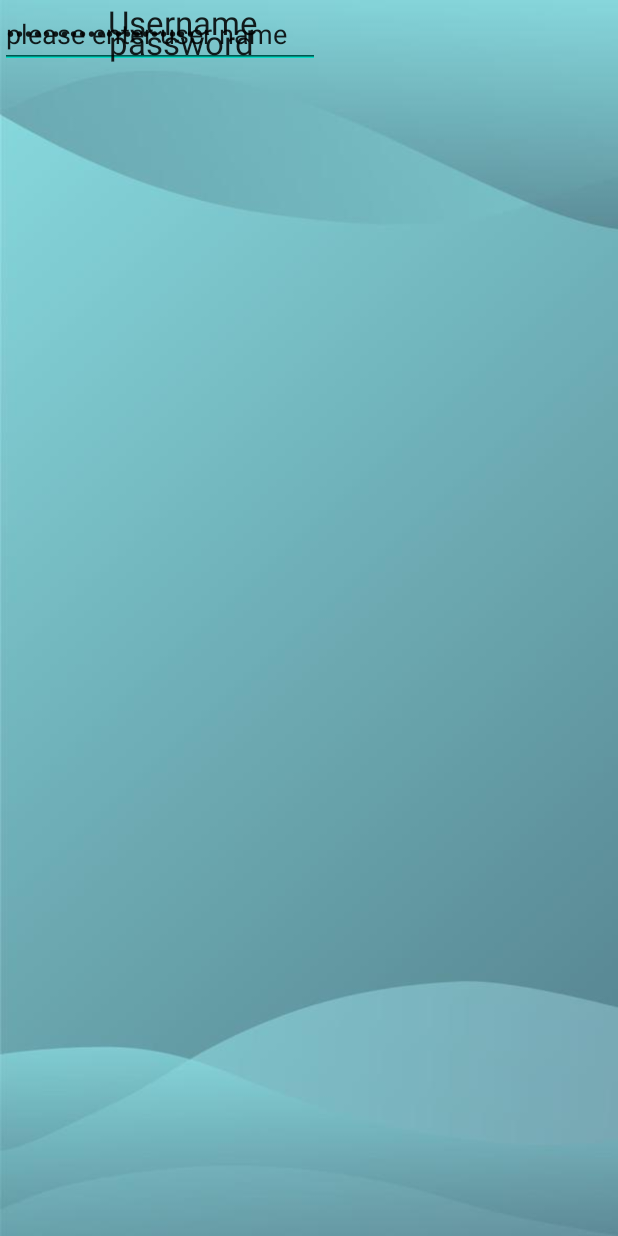
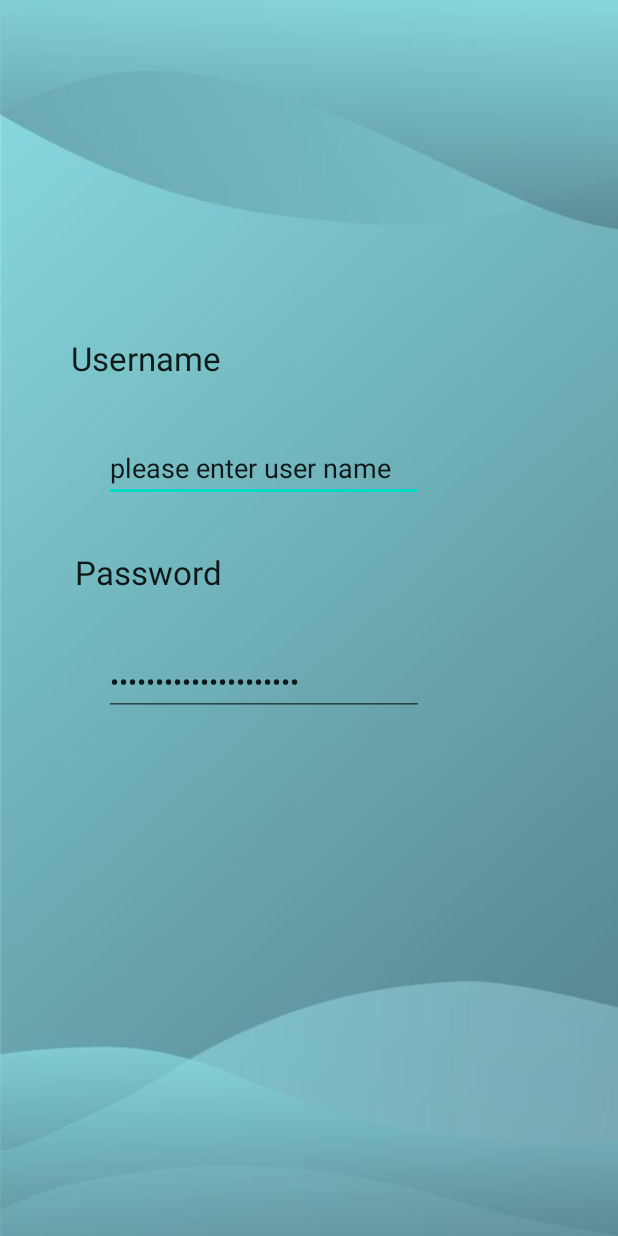
Before and after one commit to areej1012/HSMB, an Android app: the layout login.xml on its own in the app's theme, with its tools: preview values and no code run, on a phone screen of 412 x 824 dp. Run offline under Robolectric (Android 15) with nearby library versions, the phone set to English and light mode, and no system bars.

Commit message:
design login inteface

```diff
--- a/app/src/main/res/layout/login.xml
+++ b/app/src/main/res/layout/login.xml
@@ -12,47 +12,49 @@
         android:id="@+id/textView7"
         android:layout_width="wrap_content"
         android:layout_height="wrap_content"
-        android:layout_marginStart="72dp"
+        android:layout_marginStart="47dp"
+        android:layout_marginTop="224dp"
         android:text="Username"
         android:textAppearance="@style/TextAppearance.AppCompat.Large"
         app:layout_constraintStart_toStartOf="parent"
-        tools:layout_editor_absoluteY="206dp" />
+        app:layout_constraintTop_toTopOf="parent" />
 
     <EditText
         android:id="@+id/editTextTextPersonName"
         android:layout_width="wrap_content"
         android:layout_height="wrap_content"
+        android:layout_marginStart="69dp"
+        android:layout_marginTop="36dp"
+        android:layout_marginBottom="67dp"
         android:ems="10"
         android:inputType="textPersonName"
         android:text="please enter user name"
         android:textAppearance="@style/TextAppearance.AppCompat.Medium"
-        tools:layout_editor_absoluteX="72dp"
-        tools:layout_editor_absoluteY="272dp" />
+        app:layout_constraintBottom_toTopOf="@+id/textView9"
+        app:layout_constraintStart_toStartOf="parent"
+        app:layout_constraintTop_toBottomOf="@+id/textView7" />
 
     <TextView
         android:id="@+id/textView9"
         android:layout_width="wrap_content"
         android:layout_height="wrap_content"
-        android:layout_marginStart="79dp"
-        android:layout_marginTop="74dp"
-        android:layout_marginEnd="275dp"
-        android:layout_marginBottom="46dp"
-        android:text="password"
+        android:layout_marginStart="50dp"
+        android:layout_marginTop="32dp"
+        android:text="Password"
         android:textAppearance="@style/TextAppearance.AppCompat.Large"
-        app:layout_constraintBottom_toTopOf="@+id/editTextTextPassword"
-        app:layout_constraintEnd_toEndOf="parent"
-        app:layout_constraintHorizontal_bias="0.175"
         app:layout_constraintStart_toStartOf="parent"
-        app:layout_constraintTop_toBottomOf="@+id/editTextTextPersonName"
-        app:layout_constraintVertical_bias="0.545" />
+        app:layout_constraintTop_toBottomOf="@+id/editTextTextPersonName" />
 
     <EditText
         android:id="@+id/editTextTextPassword"
         android:layout_width="wrap_content"
         android:layout_height="wrap_content"
+        android:layout_marginStart="69dp"
+        android:layout_marginTop="36dp"
         android:ems="10"
         android:inputType="textPassword"
         android:text="Please enter passowrd"
-        tools:layout_editor_absoluteX="67dp"
-        tools:layout_editor_absoluteY="456dp" />
+        app:layout_constraintStart_toStartOf="parent"
+        app:layout_constraintTop_toBottomOf="@+id/textView9" />
+
 </androidx.constraintlayout.widget.ConstraintLayout>
```
Also changed, not shown: app/src/main/res/drawable/logiicon.png (added).
